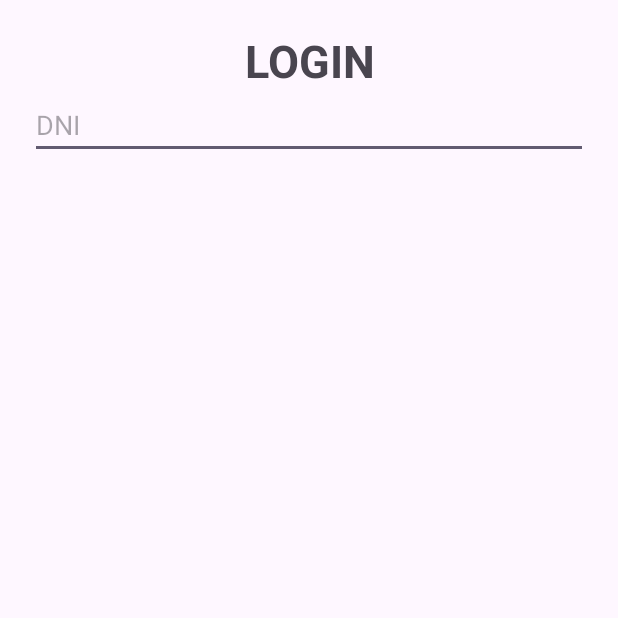
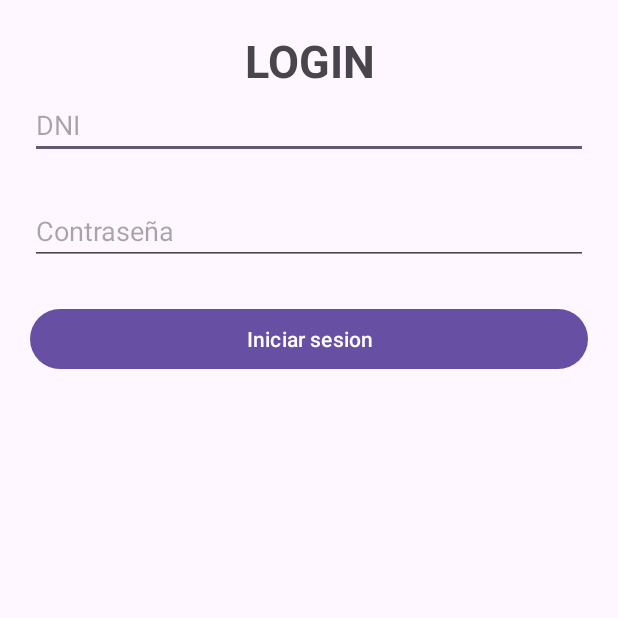
Before and after one commit to JohanLuque/AppVeterinaria, an Android app: the Login screen opened directly, with no data from a screen before it, on a phone screen of 412 x 824 dp, the top half of it. Run offline under Robolectric (Android 15) with nearby library versions, the phone set to English and light mode, and no system bars; our stand-ins replace Volley.

Commit message:
login completo + dashboar

```diff
--- a/app/src/main/AndroidManifest.xml
+++ b/app/src/main/AndroidManifest.xml
@@ -17,6 +17,12 @@
         android:usesCleartextTraffic="true"
         tools:targetApi="31">
         <activity
+            android:name=".RegistarCliente"
+            android:exported="false" />
+        <activity
+            android:name=".Dashboard"
+            android:exported="false" />
+        <activity
             android:name=".Login"
             android:exported="false" />
         <activity
--- /dev/null
+++ b/app/src/main/java/com/example/veterinaria/Utilidades.java
@@ -0,0 +1,6 @@
+package com.example.veterinaria;
+
+public class Utilidades {
+    public static final String URL = "http://192.168.18.12:81/veterinaria/controllers/";
+
+}
--- a/app/src/main/res/layout/activity_login.xml
+++ b/app/src/main/res/layout/activity_login.xml
@@ -16,8 +16,22 @@
         android:layout_width="match_parent"
         android:layout_height="wrap_content"/>
     <EditText
-
+        android:id="@+id/etDni"
+        android:layout_marginBottom="25dp"
         android:hint="DNI"
+        android:inputType="number"
+        android:layout_width="match_parent"
+        android:layout_height="wrap_content"/>
+    <EditText
+        android:id="@+id/etContrasena"
+        android:layout_marginBottom="25dp"
+        android:hint="Contraseña"
+        android:inputType="textPassword"
+        android:layout_width="match_parent"
+        android:layout_height="wrap_content"/>
+    <Button
+        android:id="@+id/btLogin"
+        android:text="Iniciar sesion"
         android:layout_width="match_parent"
         android:layout_height="wrap_content"/>
 </LinearLayout>
--- a/build.gradle
+++ b/build.gradle
@@ -1,5 +1,5 @@
 // Top-level build file where you can add configuration options common to all sub-projects/modules.
 plugins {
-    id 'com.android.application' version '8.0.2' apply false
-    id 'com.android.library' version '8.0.2' apply false
+    id 'com.android.application' version '8.1.0' apply false
+    id 'com.android.library' version '8.1.0' apply false
 }
```
Also changed, not shown: app/src/main/java/com/example/veterinaria/Dashboard.java (added, +31 -0 lines), app/src/main/java/com/example/veterinaria/Login.java (+87 -1 lines), app/src/main/java/com/example/veterinaria/RegistarCliente.java (added, +14 -0 lines), app/src/main/res/layout/activity_dashboard.xml (added, +19 -0 lines), app/src/main/res/layout/activity_registar_cliente.xml (added, +9 -0 lines).
